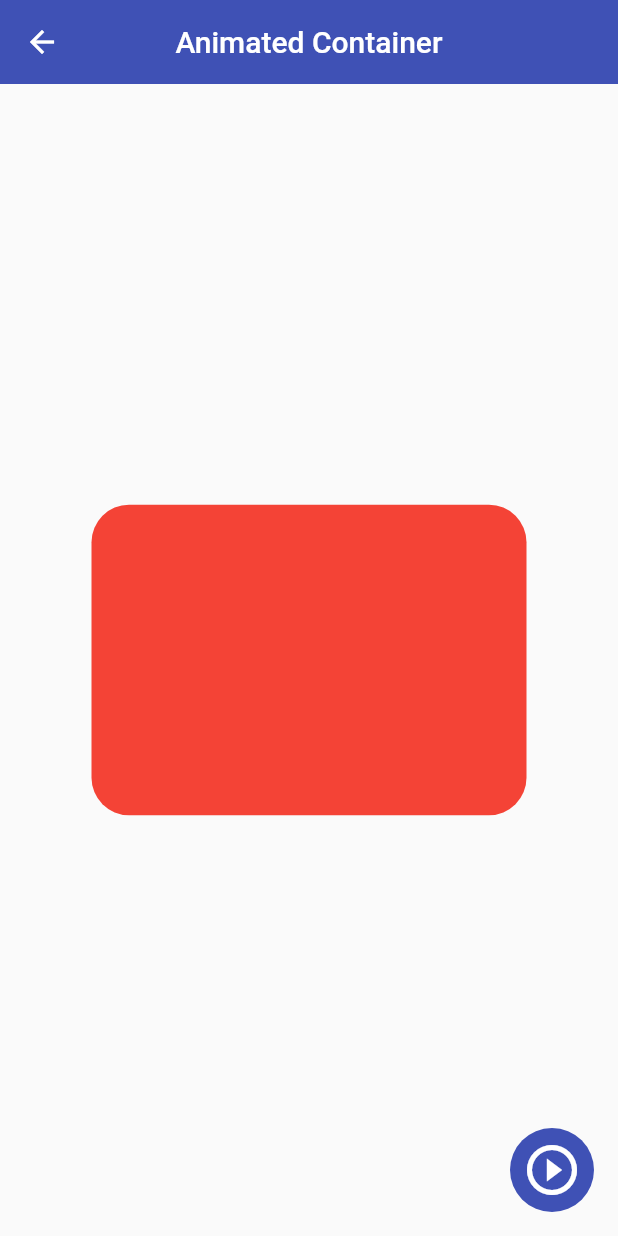
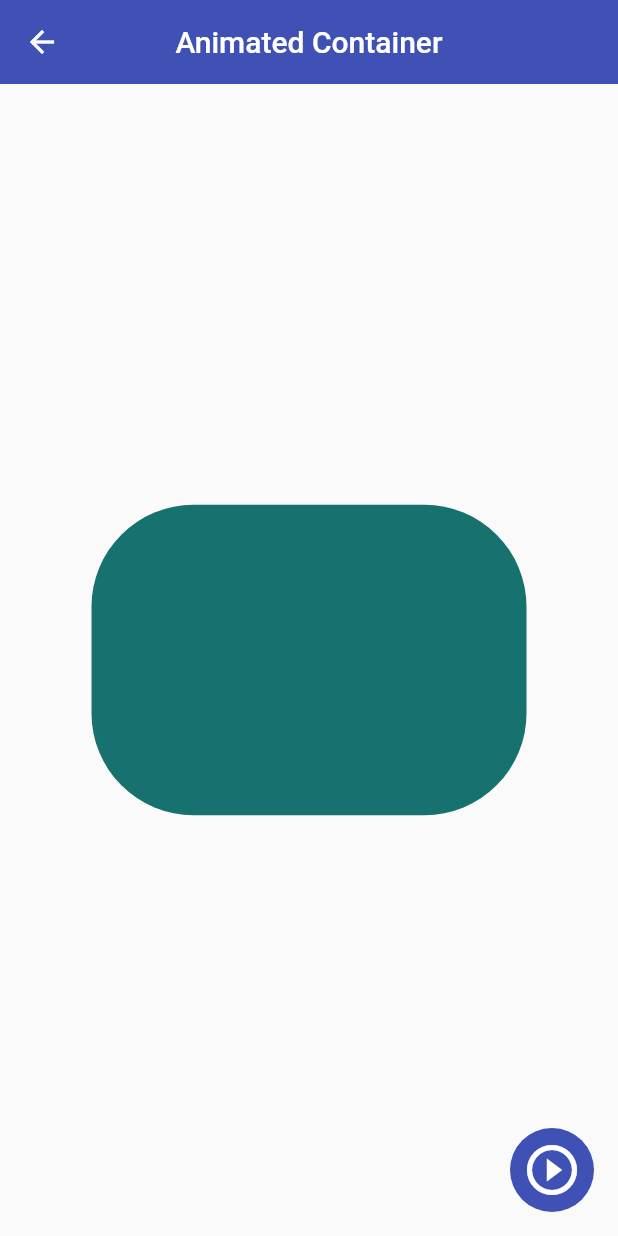
Before and after one commit to andresbadillo/flutter_demo_app, a Flutter app: the AnimatedScreen screen opened by its route, after a tap on the "play circle outline" icon, on a phone screen of 412 x 824 dp. Run offline on Flutter 3.47's test engine with Material 2 defaults, Android fonts, the phone set to English and light mode, and no system bars.

Commit message:
Se terminó la pantalla InputScreen

```diff
--- a/lib/router/app_routes.dart
+++ b/lib/router/app_routes.dart
@@ -6,12 +6,11 @@ class AppRoutes {
   static const initialRoute = 'home';
 
   static final menuOptions = <MenuOption>[
-    // TODO: borrar home
-    MenuOption(
-        route: 'home',
-        name: 'Home Screen',
-        screen: const HomeScreen(),
-        icon: Icons.home),
+    // MenuOption(
+    //     route: 'home',
+    //     name: 'Home Screen',
+    //     screen: const HomeScreen(),
+    //     icon: Icons.home),
     MenuOption(
         route: 'listview1',
         name: 'ListView tipo 1',
@@ -42,10 +41,17 @@ class AppRoutes {
         name: 'Animated Container',
         screen: const AnimatedScreen(),
         icon: Icons.play_circle_outline_rounded),
+    MenuOption(
+        route: 'inuts',
+        name: 'Text Inputs',
+        screen: const InputsScreen(),
+        icon: Icons.input_rounded),
   ];
 
   static Map<String, Widget Function(BuildContext)> getAppRoutes() {
     Map<String, Widget Function(BuildContext)> appRoutes = {};
+
+    appRoutes.addAll({'home': (BuildContext context) => const HomeScreen()});
 
     for (final option in menuOptions) {
       appRoutes.addAll({option.route: (BuildContext context) => option.screen});
--- a/lib/screens/animated_screen.dart
+++ b/lib/screens/animated_screen.dart
@@ -18,8 +18,15 @@ class _AnimatedScreenState extends State<AnimatedScreen> {
     final random = Random();
     _width = random.nextInt(300).toDouble() + 70;
     _height = random.nextInt(300).toDouble() + 70;
-    _color = Colors.red;
-    _borderRadius = BorderRadius.circular(25);
+    _color = Color.fromRGBO(
+      random.nextInt(255),
+      random.nextInt(255),
+      random.nextInt(255),
+      1,
+    );
+    _borderRadius = BorderRadius.circular(
+      random.nextInt(100).toDouble() + 10,
+    );
 
     setState(() {});
   }
@@ -31,7 +38,9 @@ class _AnimatedScreenState extends State<AnimatedScreen> {
         title: const Text('Animated Container'),
       ),
       body: Center(
-        child: Container(
+        child: AnimatedContainer(
+          duration: const Duration(milliseconds: 300),
+          curve: Curves.easeOutBack,
           width: _width,
           height: _height,
           decoration: BoxDecoration(
--- a/lib/theme/app_theme.dart
+++ b/lib/theme/app_theme.dart
@@ -33,6 +33,25 @@ class AppTheme {
         elevation: 0,
       ),
     ),
+
+    // TextFormField Theme
+    inputDecorationTheme: const InputDecorationTheme(
+      floatingLabelStyle: TextStyle(color: primary),
+      enabledBorder: OutlineInputBorder(
+        borderSide: BorderSide(color: primary),
+        borderRadius: BorderRadius.only(
+            bottomLeft: Radius.circular(15), topRight: Radius.circular(15)),
+      ),
+      focusedBorder: OutlineInputBorder(
+        borderSide: BorderSide(color: primary),
+        borderRadius: BorderRadius.only(
+            bottomLeft: Radius.circular(15), topRight: Radius.circular(15)),
+      ),
+      border: OutlineInputBorder(
+        borderRadius: BorderRadius.only(
+            bottomLeft: Radius.circular(15), topRight: Radius.circular(15)),
+      ),
+    ),
   );
 
   static final ThemeData darkTheme = ThemeData.dark().copyWith(
--- a/lib/widgets/widgets.dart
+++ b/lib/widgets/widgets.dart
@@ -1,2 +1,3 @@
+export 'package:demo_app_components/widgets/custom_input_field.dart';
 export 'custom_card_type_1.dart';
 export 'custom_card_type_2.dart';
--- a/pubspec.yaml
+++ b/pubspec.yaml
@@ -59,7 +59,7 @@ flutter:
 
   # To add assets to your application, add an assets section, like this:
   assets:
-    - assets\
+    - assets\jar-loading.gif
   #   - images/a_dot_ham.jpeg
 
   # An image asset can refer to one or more resolution-specific "variants", see
```
Also changed, not shown: lib/screens/inputs_screen.dart (added, +111 -0 lines), lib/screens/screens.dart (+5 -4 lines), lib/widgets/custom_input_field.dart (added, +53 -0 lines).
